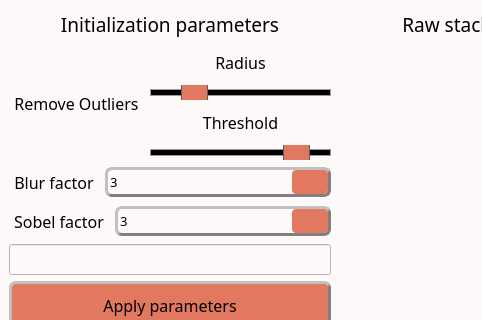
Old version of the form inichord/Aligned_pg_ui_12_TSG.ui in the repository Cyril-Langlois/iniCHORD; both pictures show x 0 to 482 and y 0 to 320 of the 1014 by 868 pixel window.
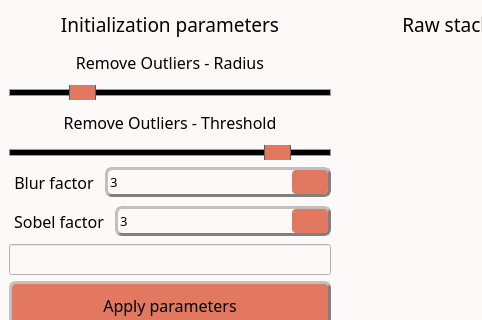
New version of the form. Icons and pictures are not drawn. Custom widgets are drawn as their Qt base class.

The edit to the form file:
```diff
--- a/inichord/Aligned_pg_ui_12_TSG.ui
+++ b/inichord/Aligned_pg_ui_12_TSG.ui
@@ -374,46 +374,6 @@
          </widget>
         </item>
         <item>
-         <layout class="QHBoxLayout" name="horizontalLayout_2">
-          <item>
-           <widget class="QLabel" name="Label_radius_2">
-            <property name="sizePolicy">
-             <sizepolicy hsizetype="Fixed" vsizetype="Preferred">
-              <horstretch>0</horstretch>
-              <verstretch>0</verstretch>
-             </sizepolicy>
-            </property>
-            <property name="font">
-             <font>
-              <family>Noto Sans Cond</family>
-              <pointsize>12</pointsize>
-              <weight>50</weight>
-              <italic>false</italic>
-              <bold>false</bold>
-             </font>
-            </property>
-            <property name="styleSheet">
-             <string notr="true">QLabel {
-color: rgb(0, 0, 0);
-background-color:	rgb(253, 249, 248);
-border-style : outset;
-Border-radius : 5px;
-border-width : 0px;
-border-color : black;
-min-width : 5em;
-padding : 5px;
-font : 12pt &quot;Noto Sans Cond&quot;;
-}</string>
-            </property>
-            <property name="text">
-             <string>Remove Outliers</string>
-            </property>
-            <property name="alignment">
-             <set>Qt::AlignCenter</set>
-            </property>
-           </widget>
-          </item>
-          <item>
            <layout class="QVBoxLayout" name="verticalLayout_5">
             <item>
              <widget class="QLabel" name="Label_radius">
@@ -446,7 +406,7 @@
 }</string>
               </property>
               <property name="text">
-               <string>Radius</string>
+             <string>Remove Outliers - Radius</string>
               </property>
               <property name="alignment">
                <set>Qt::AlignCenter</set>
@@ -518,7 +478,7 @@
 }</string>
               </property>
               <property name="text">
-               <string>Threshold</string>
+             <string>Remove Outliers - Threshold</string>
               </property>
               <property name="alignment">
                <set>Qt::AlignCenter</set>
@@ -561,8 +521,6 @@
             </item>
            </layout>
           </item>
-         </layout>
-        </item>
         <item>
          <layout class="QHBoxLayout" name="horizontalLayout_3">
           <item>
```
Left out of the diff: 4 changed lines with no effect on the pictures. Lines whose indentation alone changed are shown as unchanged.
